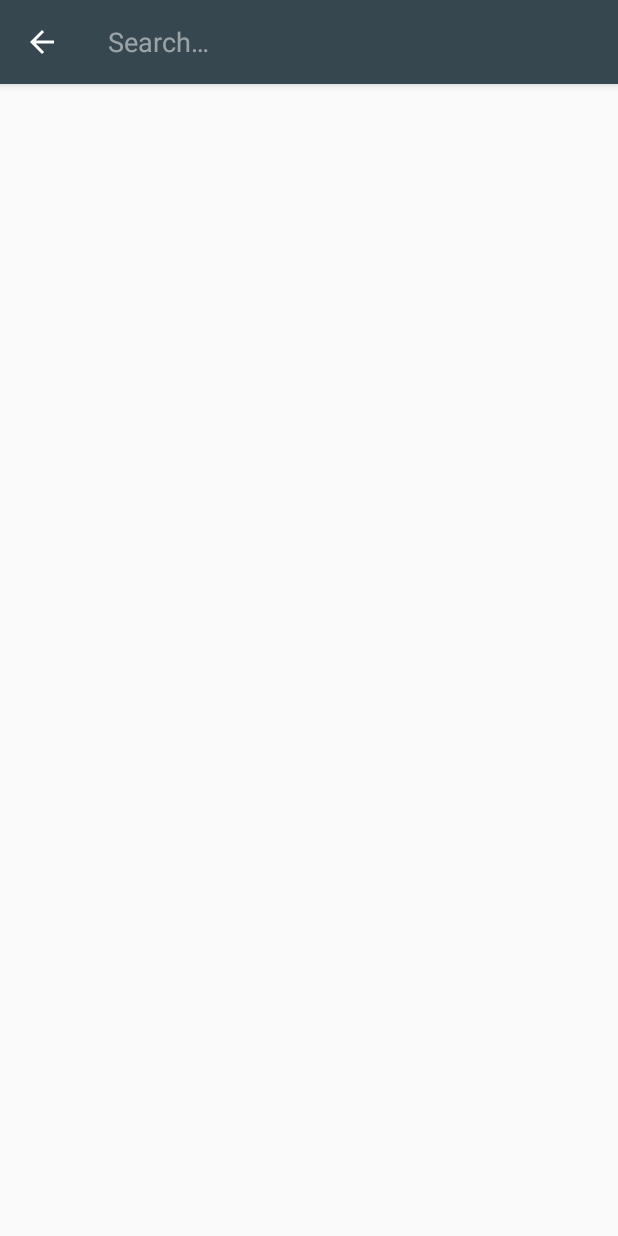
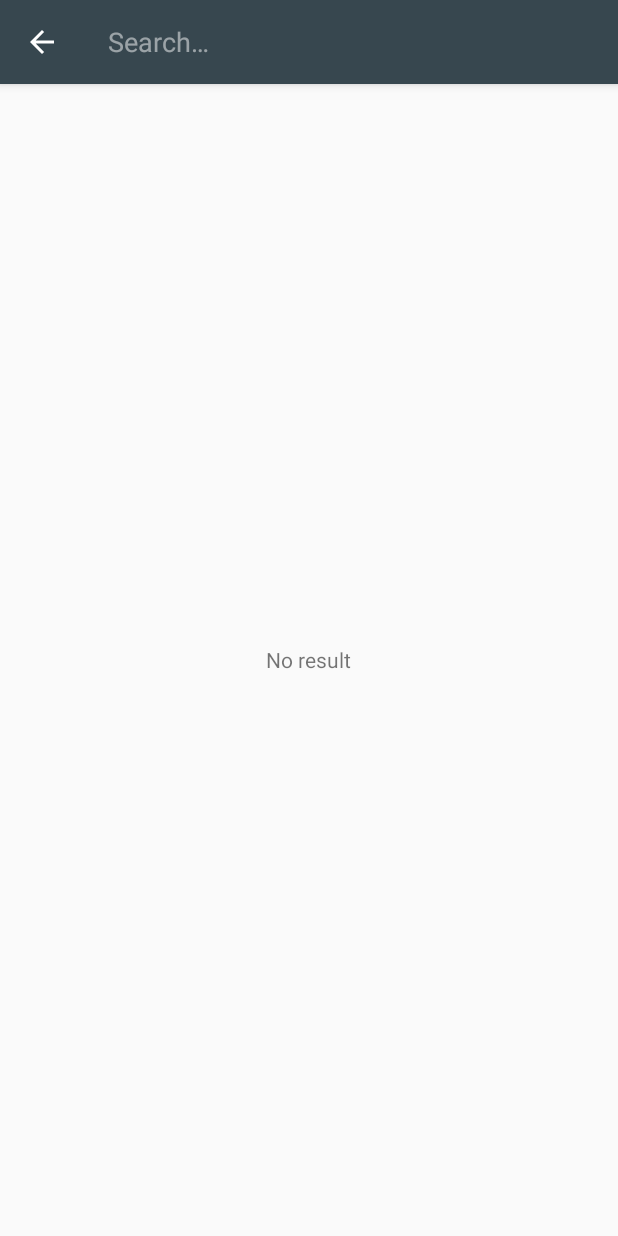
Before and after one commit to Arkadzi/githubler, an Android app: the screen it shows after launch (FragmentContainerActivity), after a tap on "Search", on a phone screen of 412 x 824 dp. Run offline under Robolectric (Android 15) with nearby library versions, the phone set to English and light mode, and no system bars; our stand-ins replace ButterKnife, Dagger/Hilt's generated code; libraries missing offline, so code that uses them is left out: retrofit2.adapter.rxjava, rx.android.schedulers, rx.schedulers, rx.subscriptions; 6 statements that could not run were skipped.

Commit message:
add search

```diff
--- a/app/src/main/AndroidManifest.xml
+++ b/app/src/main/AndroidManifest.xml
@@ -1,6 +1,8 @@
 <?xml version="1.0" encoding="utf-8"?>
 <manifest xmlns:android="http://schemas.android.com/apk/res/android"
     package="me.gumenny.githubler">
+
+    <uses-permission android:name="android.permission.INTERNET" />
 
     <application
         android:allowBackup="true"
--- a/app/src/main/java/me/gumenny/githubler/presentation/adapter/UserAdapter.java
+++ b/app/src/main/java/me/gumenny/githubler/presentation/adapter/UserAdapter.java
@@ -36,6 +36,7 @@ public class UserAdapter extends RecyclerView.Adapter<UserViewHolder> {
     public void setData(List<User> data) {
         this.data.clear();
         this.data.addAll(data);
+        notifyDataSetChanged();
     }
 
     @Override
--- a/app/src/main/java/me/gumenny/githubler/presentation/adapter/viewholder/UserViewHolder.java
+++ b/app/src/main/java/me/gumenny/githubler/presentation/adapter/viewholder/UserViewHolder.java
@@ -10,6 +10,7 @@ import com.squareup.picasso.Picasso;
 
 import me.gumenny.githubler.R;
 import me.gumenny.githubler.domain.model.User;
+import me.gumenny.githubler.presentation.utils.CircleTransform;
 
 /**
  * Created by arkadius on 8/29/17.
@@ -29,6 +30,7 @@ public class UserViewHolder extends RecyclerView.ViewHolder {
     public void bind(User user) {
         Picasso.with(ivAvatar.getContext())
                 .load(user.getAvatarUrl())
+                .transform(new CircleTransform())
                 .into(ivAvatar);
         tvNickname.setText(user.getLogin());
     }
--- a/app/src/main/java/me/gumenny/githubler/presentation/fragment/SearchFragment.java
+++ b/app/src/main/java/me/gumenny/githubler/presentation/fragment/SearchFragment.java
@@ -3,6 +3,7 @@ package me.gumenny.githubler.presentation.fragment;
 import android.os.Bundle;
 import android.support.annotation.Nullable;
 import android.support.v4.app.Fragment;
+import android.support.v4.view.MenuItemCompat;
 import android.support.v7.app.AppCompatActivity;
 import android.support.v7.widget.LinearLayoutManager;
 import android.support.v7.widget.RecyclerView;
@@ -11,6 +12,7 @@ import android.support.v7.widget.Toolbar;
 import android.view.LayoutInflater;
 import android.view.Menu;
 import android.view.MenuInflater;
+import android.view.MenuItem;
 import android.view.View;
 import android.view.ViewGroup;
 import android.widget.ProgressBar;
@@ -40,6 +42,8 @@ public class SearchFragment extends Fragment implements UserSearchView, SearchVi
     RecyclerView recyclerView;
     @Bind(R.id.progress_bar)
     ProgressBar progressBar;
+    @Bind(R.id.empty_view)
+    View emptyView;
     private SearchView searchView;
     private UserAdapter adapter;
     @Inject
@@ -80,10 +84,26 @@ public class SearchFragment extends Fragment implements UserSearchView, SearchVi
     @Override
     public void onCreateOptionsMenu(Menu menu, MenuInflater inflater) {
         inflater.inflate(R.menu.menu_search, menu);
+        MenuItem item = menu.findItem(R.id.action_search);
+        searchView = (SearchView) MenuItemCompat.getActionView(item);
+        searchView.setOnQueryTextListener(SearchFragment.this);
+        MenuItemCompat.setOnActionExpandListener(item, new MenuItemCompat.OnActionExpandListener() {
+            @Override
+            public boolean onMenuItemActionExpand(MenuItem item) {
+                return true;
+            }
+
+            @Override
+            public boolean onMenuItemActionCollapse(MenuItem item) {
+                presenter.onSearchCollapsed();
+                return true;
+            }
+        });
     }
 
     @Override
     public boolean onQueryTextSubmit(String query) {
+        presenter.onSearchSubmit(query);
         return false;
     }
 
@@ -99,6 +119,7 @@ public class SearchFragment extends Fragment implements UserSearchView, SearchVi
 
     @Override
     public void showProgress() {
+        emptyView.setVisibility(View.GONE);
         progressBar.setVisibility(View.VISIBLE);
         recyclerView.setVisibility(View.GONE);
     }
@@ -112,5 +133,6 @@ public class SearchFragment extends Fragment implements UserSearchView, SearchVi
     @Override
     public void renderList(List<User> users) {
         adapter.setData(users);
+        emptyView.setVisibility(users.isEmpty() ? View.VISIBLE : View.GONE);
     }
 }
--- a/app/src/main/java/me/gumenny/githubler/presentation/presenter/SearchPresenter.java
+++ b/app/src/main/java/me/gumenny/githubler/presentation/presenter/SearchPresenter.java
@@ -11,4 +11,6 @@ import me.gumenny.githubler.presentation.view.View;
 public interface SearchPresenter extends Presenter<UserSearchView> {
     void onSearchSubmit(String query);
     void onItemClick(User user);
+
+    void onSearchCollapsed();
 }
--- a/app/src/main/res/layout/fragment_search.xml
+++ b/app/src/main/res/layout/fragment_search.xml
@@ -23,17 +23,24 @@
         android:layout_width="match_parent"
         android:layout_height="match_parent">
 
+        <TextView
+            android:id="@+id/empty_view"
+            android:layout_width="wrap_content"
+            android:layout_height="wrap_content"
+            android:layout_gravity="center"
+            android:text="@string/hint_no_result" />
+
         <ProgressBar
             android:id="@+id/progress_bar"
-            android:visibility="gone"
             android:layout_width="wrap_content"
             android:layout_height="wrap_content"
-            android:layout_gravity="center" />
+            android:layout_gravity="center"
+            android:visibility="gone" />
 
         <android.support.v7.widget.RecyclerView
             android:id="@+id/recycler_view"
             android:layout_width="match_parent"
-            android:layout_height="match_parent"/>
+            android:layout_height="match_parent" />
     </FrameLayout>
 
 </LinearLayout>
--- a/app/src/main/res/layout/item_user.xml
+++ b/app/src/main/res/layout/item_user.xml
@@ -3,6 +3,7 @@
     android:layout_width="match_parent"
     android:paddingLeft="@dimen/list_horizontal_padding"
     android:paddingRight="@dimen/list_horizontal_padding"
+    android:background="?attr/selectableItemBackground"
     android:gravity="center_vertical"
     android:layout_height="@dimen/item_height"
     android:orientation="horizontal">
--- a/app/src/main/res/values/strings.xml
+++ b/app/src/main/res/values/strings.xml
@@ -5,4 +5,5 @@
     <string name="dummy_content">DUMMY\nCONTENT</string>
     <string name="action_search">Search</string>
     <string name="error_check_network_connection">Please, check network exception…</string>
+    <string name="hint_no_result">No result</string>
 </resources>
```
Also changed, not shown: app/src/main/java/me/gumenny/githubler/data/mappers/MapperFactory.java (+1 -6 lines), app/src/main/java/me/gumenny/githubler/presentation/presenter/SearchPresenterImpl.java (+49 -0 lines), app/src/main/java/me/gumenny/githubler/presentation/utils/CircleTransform.java (added, +46 -0 lines).
